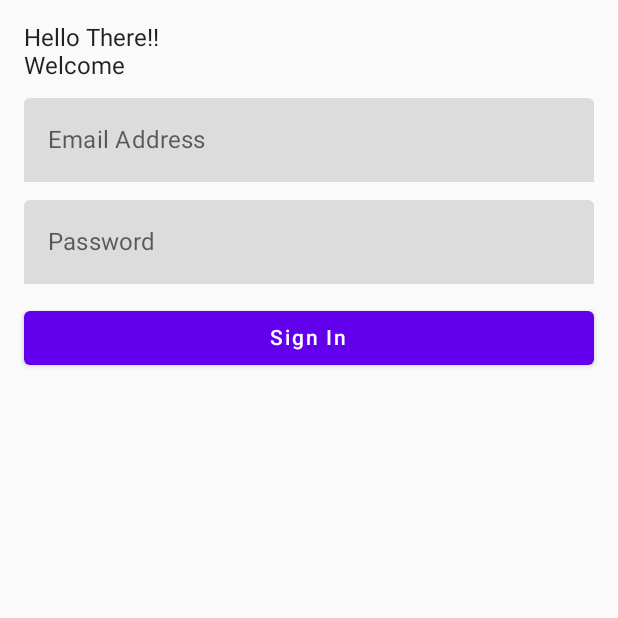
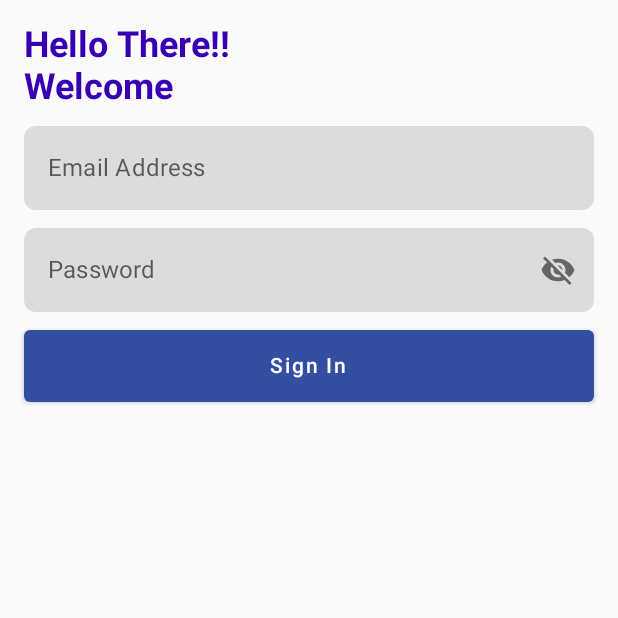
Before and after one commit to CharlAvila/LoginUI_Final, an Android app built with Jetpack Compose: the screen it shows after launch (MainActivity), on a phone screen of 412 x 824 dp, the top half of it. Run offline under Robolectric (Android 15) with nearby library versions, the phone set to English and light mode, and no system bars.

Commit message:
Login UI Part 1

```diff
--- a/app/build.gradle
+++ b/app/build.gradle
@@ -48,12 +48,18 @@ android {
 dependencies {
 
     implementation 'androidx.core:core-ktx:1.7.0'
+    implementation 'androidx.appcompat:appcompat:1.4.1'
+    implementation 'com.google.android.material:material:1.6.0'
     implementation "androidx.compose.ui:ui:$compose_version"
     implementation "androidx.compose.material:material:$compose_version"
     implementation "androidx.compose.ui:ui-tooling-preview:$compose_version"
+    implementation "androidx.compose.material:material-icons-extended:$compose_version"
+    //implementation "androidx.compose.material:material-icons-extended:1.1.1"
     implementation 'androidx.lifecycle:lifecycle-runtime-ktx:2.3.1'
     implementation 'androidx.activity:activity-compose:1.3.1'
+
     testImplementation 'junit:junit:4.13.2'
+
     androidTestImplementation 'androidx.test.ext:junit:1.1.3'
     androidTestImplementation 'androidx.test.espresso:espresso-core:3.4.0'
     androidTestImplementation "androidx.compose.ui:ui-test-junit4:$compose_version"
--- a/app/src/main/java/com/example/composelogin2/ui/SigninScreen.kt
+++ b/app/src/main/java/com/example/composelogin2/ui/SigninScreen.kt
@@ -2,20 +2,26 @@ package com.example.composelogin2.ui
 
 import android.icu.text.CaseMap
 import androidx.compose.foundation.layout.*
-import androidx.compose.material.Button
-import androidx.compose.material.Text
-import androidx.compose.material.TextField
-import androidx.compose.material.TextFieldDefaults
+import androidx.compose.foundation.shape.RoundedCornerShape
+import androidx.compose.foundation.text.KeyboardOptions
+import androidx.compose.material.*
+import androidx.compose.material.icons.Icons
+import androidx.compose.material.icons.filled.Visibility
+import androidx.compose.material.icons.filled.VisibilityOff
 import androidx.compose.runtime.Composable
 import androidx.compose.runtime.mutableStateOf
 import androidx.compose.runtime.remember
 import androidx.compose.ui.Modifier
 import androidx.compose.ui.graphics.Color
 import androidx.compose.ui.res.stringResource
+import androidx.compose.ui.text.input.KeyboardType
+import androidx.compose.ui.text.input.PasswordVisualTransformation
 import androidx.compose.ui.text.input.TextFieldValue
+import androidx.compose.ui.text.input.VisualTransformation
 import androidx.compose.ui.tooling.preview.Preview
 import androidx.compose.ui.unit.dp
 import com.example.composelogin2.R
+import com.example.composelogin2.ui.theme.darkBlue
 
 @Preview(showSystemUi = true)
 @Composable
@@ -37,7 +43,8 @@ fun SigninScreen(){
 @Composable
 fun Title() {
     Text(
-        text = stringResource(R.string.sign_in_welcome_text)
+        text = stringResource(R.string.sign_in_welcome_text),
+        style = MaterialTheme.typography.h1
     )
 }
 
@@ -52,30 +59,65 @@ fun Email() {
         colors = TextFieldDefaults.textFieldColors(
             focusedIndicatorColor = Color.Transparent,
             unfocusedIndicatorColor = Color.Transparent
-        )
+        ),
+        shape = RoundedCornerShape(8.dp),
+        keyboardOptions = KeyboardOptions(keyboardType = KeyboardType.Email)
     )
 }
 
 @Composable
 fun Password() {
     val passwordState = remember { (mutableStateOf(TextFieldValue()))}
+    val showPassword = remember {mutableStateOf(false) }
     TextField(
         modifier = Modifier.fillMaxWidth(),
         value = passwordState.value,
-        onValueChange = {passwordState.value = it},
+        onValueChange  = {passwordState.value = it},
         label = {Text(text = stringResource(R.string.password_hint))},
         colors = TextFieldDefaults.textFieldColors(
             focusedIndicatorColor = Color.Transparent,
             unfocusedIndicatorColor = Color.Transparent
-        )
+        ),
+        shape = RoundedCornerShape(8.dp),
+        visualTransformation = if (showPassword.value) {
+            VisualTransformation.None
+        } else {
+                PasswordVisualTransformation()
+        },
+        keyboardOptions = KeyboardOptions(keyboardType = KeyboardType.Email),
+        trailingIcon = {
+            if(showPassword.value) {
+                IconButton(onClick = { showPassword.value = false}) {
+                    Icon(
+                        imageVector = Icons.Filled.Visibility,
+                        contentDescription = stringResource(R.string.hide_password)
+                    )
+
+                }
+            }else{
+                IconButton(onClick = {showPassword.value = true}) {
+                    Icon(
+                        imageVector =  Icons.Filled.VisibilityOff,
+                        contentDescription = stringResource(R.string.show_password)
+                    )
+                }
+            }
+        }
     )
 }
+
+
 
 @Composable
 fun SigninButton() {
     Button(
         onClick = {},
         modifier = Modifier.fillMaxWidth()
+        ,contentPadding = PaddingValues(16.dp),
+        colors = ButtonDefaults.buttonColors(
+            backgroundColor = darkBlue,
+            contentColor = Color.White
+        )
     ) {
         Text(
             text = stringResource(R.string.sign_in)
--- a/app/src/main/java/com/example/composelogin2/ui/theme/Color.kt
+++ b/app/src/main/java/com/example/composelogin2/ui/theme/Color.kt
@@ -1,8 +1,10 @@
 package com.example.composelogin2.ui.theme
 
 import androidx.compose.ui.graphics.Color
+import android.graphics.Color as GColor
 
 val Purple200 = Color(0xFFBB86FC)
 val Purple500 = Color(0xFF6200EE)
 val Purple700 = Color(0xFF3700B3)
 val Teal200 = Color(0xFF03DAC5)
+val darkBlue = Color(GColor.parseColor("#344FA1"))
--- a/app/src/main/java/com/example/composelogin2/ui/theme/Type.kt
+++ b/app/src/main/java/com/example/composelogin2/ui/theme/Type.kt
@@ -7,22 +7,20 @@ import androidx.compose.ui.text.font.FontWeight
 import androidx.compose.ui.unit.sp
 
 // Set of Material typography styles to start with
-val Typography = Typography(
-    body1 = TextStyle(
-        fontFamily = FontFamily.Default,
-        fontWeight = FontWeight.Normal,
-        fontSize = 16.sp
+val Typography by lazy {
+    Typography(
+        h1 = TextStyle(
+            fontFamily = FontFamily.Default,
+            fontWeight = FontWeight.Bold,
+            fontSize = 24.sp,
+            color = Purple700,
+
+            ),
+        body1 = TextStyle(
+            fontFamily = FontFamily.Default,
+            fontWeight = FontWeight.Normal,
+            fontSize = 16.sp
+        )
+
     )
-    /* Other default text styles to override
-    button = TextStyle(
-        fontFamily = FontFamily.Default,
-        fontWeight = FontWeight.W500,
-        fontSize = 14.sp
-    ),
-    caption = TextStyle(
-        fontFamily = FontFamily.Default,
-        fontWeight = FontWeight.Normal,
-        fontSize = 12.sp
-    )
-    */
-)
+}
--- a/app/src/main/res/values/strings.xml
+++ b/app/src/main/res/values/strings.xml
@@ -4,4 +4,6 @@
     <string name="sign_in">Sign In</string>
     <string name="email_hint">Email Address</string>
     <string name="password_hint">Password</string>
+    <string name="hide_password">Hide Password</string>
+    <string name="show_password">Show Password</string>
 </resources>
```
